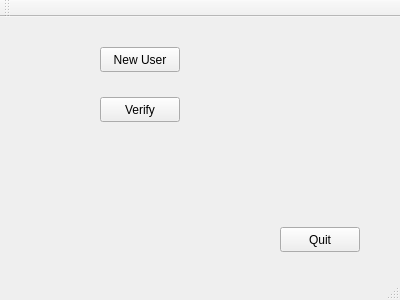
Before: the Qt Designer form qt/Project3/mainwindow.ui in bangnbx/hust_final_project, drawn with Qt 5.
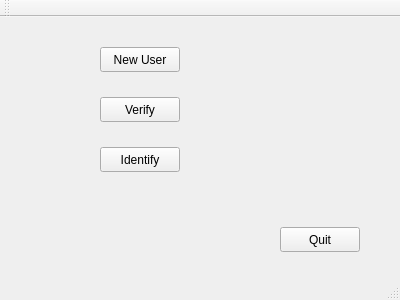
After: the same form once the commit is applied.

Commit message: add identify fx

Patch:
```diff
--- a/qt/Project3/mainwindow.ui
+++ b/qt/Project3/mainwindow.ui
@@ -53,6 +53,19 @@
      <string>Verify</string>
     </property>
    </widget>
+   <widget class="QPushButton" name="identifyBtn">
+    <property name="geometry">
+     <rect>
+      <x>100</x>
+      <y>130</y>
+      <width>80</width>
+      <height>25</height>
+     </rect>
+    </property>
+    <property name="text">
+     <string>Identify</string>
+    </property>
+   </widget>
   </widget>
   <widget class="QMenuBar" name="menuBar">
    <property name="geometry">
```
The commit also changes 22 other files.
